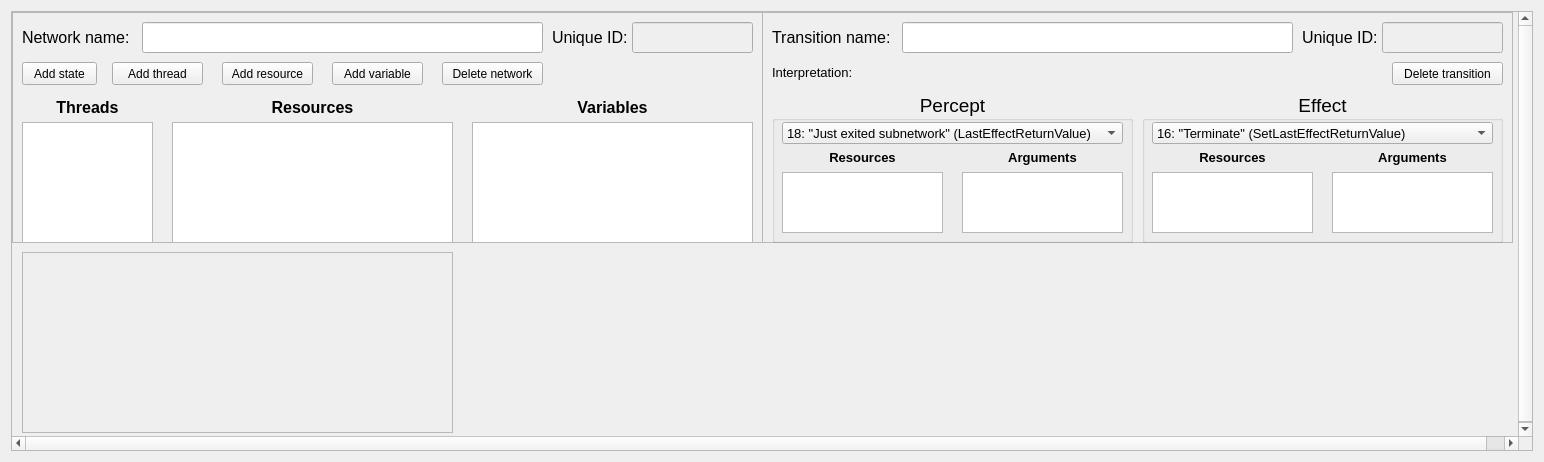
Before: the Qt Designer form editor/UI/UI_NetworkContainer.ui in leiftiger/EG_Tools, drawn with Qt 5.
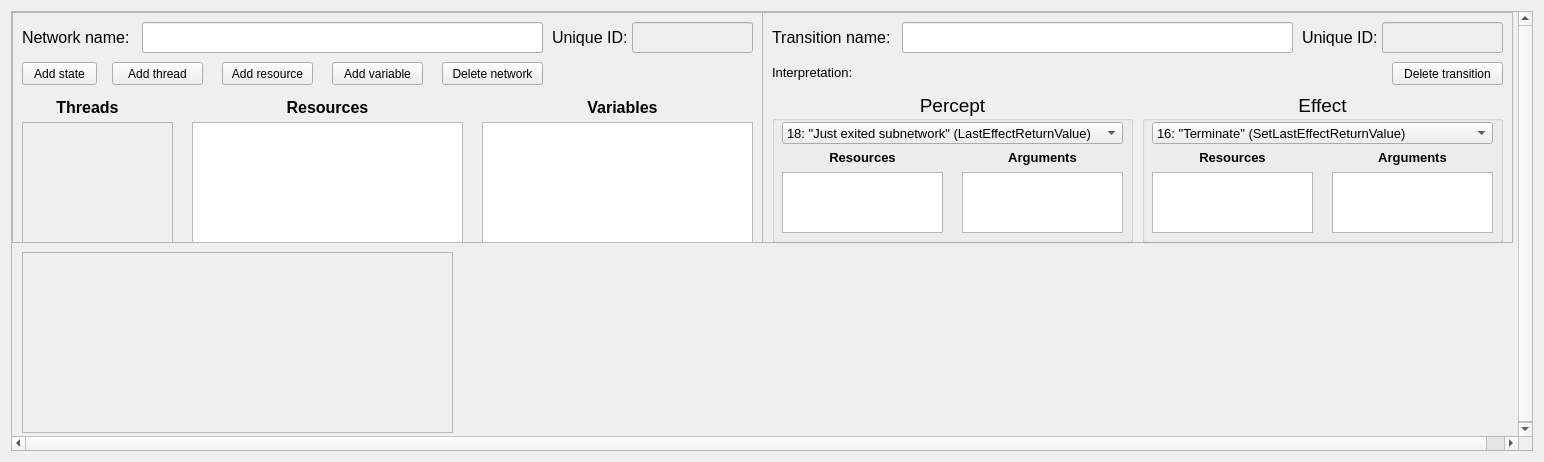
After: the same form once the commit is applied. Custom widgets are drawn as their Qt base class.

Commit message: Start on loading threads into UI

Patch:
```diff
--- a/editor/UI/UI_NetworkContainer.ui
+++ b/editor/UI/UI_NetworkContainer.ui
@@ -519,9 +519,9 @@
        <widget class="QLabel" name="label_3">
         <property name="geometry">
          <rect>
-          <x>150</x>
+          <x>180</x>
           <y>80</y>
-          <width>301</width>
+          <width>271</width>
           <height>31</height>
          </rect>
         </property>
@@ -545,9 +545,9 @@
        <widget class="QLabel" name="label_4">
         <property name="geometry">
          <rect>
-          <x>450</x>
+          <x>470</x>
           <y>80</y>
-          <width>301</width>
+          <width>281</width>
           <height>31</height>
          </rect>
         </property>
@@ -724,12 +724,12 @@
          <string>Add thread</string>
         </property>
        </widget>
-       <widget class="QListWidget" name="listNetworkResources">
+       <widget class="QListView" name="listNetworkResources">
         <property name="geometry">
          <rect>
-          <x>160</x>
+          <x>180</x>
           <y>110</y>
-          <width>281</width>
+          <width>271</width>
           <height>121</height>
          </rect>
         </property>
@@ -737,12 +737,12 @@
          <set>Qt::AlignLeading</set>
         </property>
        </widget>
-       <widget class="QListWidget" name="listNetworkVariables">
+       <widget class="QListView" name="listNetworkVariables">
         <property name="geometry">
          <rect>
-          <x>460</x>
+          <x>470</x>
           <y>110</y>
-          <width>281</width>
+          <width>271</width>
           <height>121</height>
          </rect>
         </property>
@@ -750,18 +750,28 @@
          <set>Qt::AlignLeading</set>
         </property>
        </widget>
-       <widget class="QListWidget" name="listNetworkThreads">
+       <widget class="QScrollArea" name="scrollArea_2">
         <property name="geometry">
          <rect>
           <x>10</x>
           <y>110</y>
-          <width>131</width>
+          <width>151</width>
           <height>121</height>
          </rect>
         </property>
-        <property name="itemAlignment">
-         <set>Qt::AlignLeading</set>
+        <property name="widgetResizable">
+         <bool>true</bool>
         </property>
+        <widget class="QWidget" name="listNetworkThreads">
+         <property name="geometry">
+          <rect>
+           <x>0</x>
+           <y>0</y>
+           <width>149</width>
+           <height>119</height>
+          </rect>
+         </property>
+        </widget>
        </widget>
       </widget>
      </widget>
```
Left out of the diff: 23 changed lines with no effect on the pictures. The commit also changes 15 other files.
